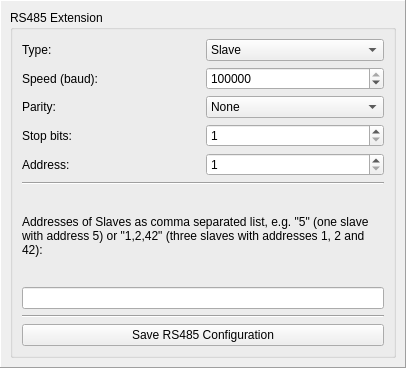
Before: the Qt Designer form src/brickv/plugin_system/plugins/master/ui/rs485.ui in Tinkerforge/brickv, drawn with Qt 5.
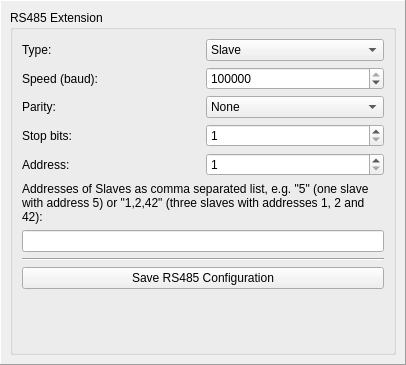
After: the same form once the commit is applied.

```diff
--- a/src/brickv/plugin_system/plugins/master/ui/rs485.ui
+++ b/src/brickv/plugin_system/plugins/master/ui/rs485.ui
@@ -7,7 +7,7 @@
     <x>0</x>
     <y>0</y>
     <width>406</width>
-    <height>368</height>
+    <height>365</height>
    </rect>
   </property>
   <property name="windowTitle">
@@ -153,19 +153,12 @@
            </item>
           </layout>
          </item>
-         <item>
-          <widget class="Line" name="line">
-           <property name="orientation">
-            <enum>Qt::Horizontal</enum>
-           </property>
-          </widget>
-         </item>
          <item>
           <layout class="QHBoxLayout" name="horizontalLayout_2">
            <item>
             <widget class="QLabel" name="label_slave_address">
              <property name="sizePolicy">
-              <sizepolicy hsizetype="Preferred" vsizetype="MinimumExpanding">
+              <sizepolicy hsizetype="Preferred" vsizetype="Minimum">
                <horstretch>0</horstretch>
                <verstretch>0</verstretch>
               </sizepolicy>
@@ -197,6 +190,19 @@
            </property>
           </widget>
          </item>
+         <item>
+          <spacer name="verticalSpacer">
+           <property name="orientation">
+            <enum>Qt::Vertical</enum>
+           </property>
+           <property name="sizeHint" stdset="0">
+            <size>
+             <width>20</width>
+             <height>40</height>
+            </size>
+           </property>
+          </spacer>
+         </item>
         </layout>
        </widget>
       </item>
```
